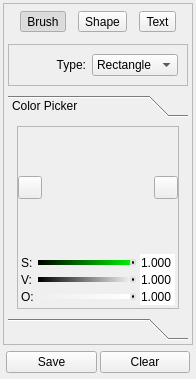
This is viewer/ui/paint_dock.ui in swillisart/Relic as Qt 5 draws it before an edit. The edited form follows.
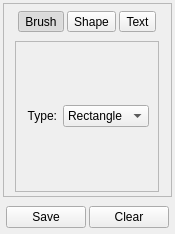
This is the edited form. Icons and pictures are not drawn. Custom widgets are drawn as their Qt base class.

Commit message: overhaul playback frame engine, support for MXF, paint dock nesting + style fixes, add frame handle visuals

The edit to the form file:
```diff
--- a/viewer/ui/paint_dock.ui
+++ b/viewer/ui/paint_dock.ui
@@ -6,21 +6,18 @@
    <rect>
     <x>0</x>
     <y>0</y>
-    <width>196</width>
-    <height>379</height>
+    <width>165</width>
+    <height>234</height>
    </rect>
   </property>
   <property name="features">
-   <set>QDockWidget::DockWidgetFloatable|QDockWidget::DockWidgetMovable</set>
+   <set>QDockWidget::NoDockWidgetFeatures</set>
   </property>
   <property name="windowTitle">
    <string>Annotate</string>
   </property>
   <widget class="QWidget" name="dockWidgetContents">
-   <layout class="QVBoxLayout" name="verticalLayout">
-    <property name="spacing">
-     <number>3</number>
-    </property>
+   <layout class="QGridLayout" name="gridLayout_3">
     <property name="leftMargin">
      <number>3</number>
     </property>
@@ -33,7 +30,40 @@
     <property name="bottomMargin">
      <number>3</number>
     </property>
-    <item>
+    <item row="1" column="0">
+     <layout class="QHBoxLayout" name="horizontalLayout_4">
+      <property name="spacing">
+       <number>3</number>
+      </property>
+      <property name="leftMargin">
+       <number>3</number>
+      </property>
+      <property name="topMargin">
+       <number>3</number>
+      </property>
+      <property name="rightMargin">
+       <number>3</number>
+      </property>
+      <property name="bottomMargin">
+       <number>3</number>
+      </property>
+      <item>
+       <widget class="QPushButton" name="saveButton">
+        <property name="text">
+         <string>Save</string>
+        </property>
+       </widget>
+      </item>
+      <item>
+       <widget class="QPushButton" name="clearButton">
+        <property name="text">
+         <string>Clear</string>
+        </property>
+       </widget>
+      </item>
+     </layout>
+    </item>
+    <item row="0" column="0">
      <widget class="QScrollArea" name="scrollArea">
       <property name="widgetResizable">
        <bool>true</bool>
@@ -46,14 +76,11 @@
         <rect>
          <x>0</x>
          <y>0</y>
-         <width>188</width>
-         <height>314</height>
+         <width>157</width>
+         <height>169</height>
         </rect>
        </property>
-       <layout class="QVBoxLayout" name="verticalLayout_2">
-        <property name="spacing">
-         <number>9</number>
-        </property>
+       <layout class="QGridLayout" name="gridLayout_4">
         <property name="leftMargin">
          <number>4</number>
         </property>
@@ -66,7 +93,7 @@
         <property name="bottomMargin">
          <number>4</number>
         </property>
-        <item>
+        <item row="0" column="0">
          <layout class="QHBoxLayout" name="horizontalLayout_2">
           <property name="spacing">
            <number>3</number>
@@ -163,7 +190,7 @@
           </item>
          </layout>
         </item>
-        <item>
+        <item row="1" column="0">
          <widget class="QFrame" name="shapeFrame">
           <property name="frameShape">
            <enum>QFrame::StyledPanel</enum>
@@ -212,435 +239,13 @@
           </layout>
          </widget>
         </item>
-        <item>
-         <widget class="QToolBox" name="toolBox">
-          <property name="currentIndex">
-           <number>0</number>
-          </property>
-          <property name="tabSpacing">
-           <number>0</number>
-          </property>
-          <widget class="QWidget" name="page">
-           <property name="geometry">
-            <rect>
-             <x>0</x>
-             <y>0</y>
-             <width>163</width>
-             <height>161</height>
-            </rect>
-           </property>
-           <attribute name="label">
-            <string>Color Picker</string>
-           </attribute>
-           <layout class="QVBoxLayout" name="verticalLayout_3">
-            <item>
-             <widget class="QFrame" name="pickerFrame">
-              <property name="frameShape">
-               <enum>QFrame::StyledPanel</enum>
-              </property>
-              <property name="frameShadow">
-               <enum>QFrame::Raised</enum>
-              </property>
-              <layout class="QVBoxLayout" name="verticalLayout_6">
-               <property name="spacing">
-                <number>3</number>
-               </property>
-               <property name="leftMargin">
-                <number>0</number>
-               </property>
-               <property name="topMargin">
-                <number>0</number>
-               </property>
-               <property name="rightMargin">
-                <number>0</number>
-               </property>
-               <property name="bottomMargin">
-                <number>0</number>
-               </property>
-               <item>
-                <layout class="QHBoxLayout" name="horizontalLayout">
-                 <property name="spacing">
-                  <number>3</number>
-                 </property>
-                 <property name="leftMargin">
-                  <number>0</number>
-                 </property>
-                 <property name="topMargin">
-                  <number>0</number>
-                 </property>
-                 <property name="rightMargin">
-                  <number>0</number>
-                 </property>
-                 <property name="bottomMargin">
-                  <number>0</number>
-                 </property>
-                 <item>
-                  <widget class="QToolButton" name="colorPaletteToolButton">
-                   <property name="text">
-                    <string/>
-                   </property>
-                   <property name="checkable">
-                    <bool>true</bool>
-                   </property>
-                  </widget>
-                 </item>
-                 <item>
-                  <widget class="ColorPickerGL" name="colorWheelGLView" native="true">
-                   <property name="sizePolicy">
-                    <sizepolicy hsizetype="MinimumExpanding" vsizetype="MinimumExpanding">
-                     <horstretch>0</horstretch>
-                     <verstretch>0</verstretch>
-                    </sizepolicy>
-                   </property>
-                   <property name="minimumSize">
-                    <size>
-                     <width>64</width>
-                     <height>64</height>
-                    </size>
-                   </property>
-                  </widget>
-                 </item>
-                 <item>
-                  <widget class="QToolButton" name="colorPickerToolButton">
-                   <property name="text">
-                    <string/>
-                   </property>
-                   <property name="checkable">
-                    <bool>true</bool>
-                   </property>
-                  </widget>
-                 </item>
-                </layout>
-               </item>
-               <item>
-                <layout class="QGridLayout" name="gridLayout">
-                 <property name="leftMargin">
-                  <number>3</number>
-                 </property>
-                 <property name="topMargin">
-                  <number>3</number>
-                 </property>
-                 <property name="rightMargin">
-                  <number>3</number>
-                 </property>
-                 <property name="bottomMargin">
-                  <number>3</number>
-                 </property>
-                 <property name="horizontalSpacing">
-                  <number>4</number>
-                 </property>
-                 <property name="verticalSpacing">
-                  <number>0</number>
-                 </property>
-                 <item row="5" column="0">
-                  <widget class="QLabel" name="opacityLabel">
-                   <property name="text">
-                    <string>O:</string>
-                   </property>
-                  </widget>
-                 </item>
-                 <item row="4" column="2">
-                  <widget class="QDoubleSpinBox" name="valueControl">
-                   <property name="frame">
-                    <bool>false</bool>
-                   </property>
-                   <property name="alignment">
-                    <set>Qt::AlignRight|Qt::AlignTrailing|Qt::AlignVCenter</set>
-                   </property>
-                   <property name="buttonSymbols">
-                    <enum>QAbstractSpinBox::NoButtons</enum>
-                   </property>
-                   <property name="prefix">
-                    <string/>
-                   </property>
-                   <property name="decimals">
-                    <number>3</number>
-                   </property>
-                   <property name="minimum">
-                    <double>0.000000000000000</double>
-                   </property>
-                   <property name="maximum">
-                    <double>1.000000000000000</double>
-                   </property>
-                   <property name="singleStep">
-                    <double>0.010000000000000</double>
-                   </property>
-                   <property name="value">
-                    <double>1.000000000000000</double>
-                   </property>
-                  </widget>
-                 </item>
-                 <item row="5" column="2">
-                  <widget class="QDoubleSpinBox" name="opacityControl">
-                   <property name="frame">
-                    <bool>false</bool>
-                   </property>
-                   <property name="alignment">
-                    <set>Qt::AlignRight|Qt::AlignTrailing|Qt::AlignVCenter</set>
-                   </property>
-                   <property name="buttonSymbols">
-                    <enum>QAbstractSpinBox::NoButtons</enum>
-                   </property>
-                   <property name="prefix">
-                    <string/>
-                   </property>
-                   <property name="decimals">
-                    <number>3</number>
-                   </property>
-                   <property name="maximum">
-                    <double>1.000000000000000</double>
-                   </property>
-                   <property name="singleStep">
-                    <double>0.010000000000000</double>
-                   </property>
-                   <property name="value">
-                    <double>1.000000000000000</double>
-                   </property>
-                  </widget>
-                 </item>
-                 <item row="4" column="0">
-                  <widget class="QLabel" name="valueLabel">
-                   <property name="text">
-                    <string>V:</string>
-                   </property>
-                  </widget>
-                 </item>
-                 <item row="5" column="1">
-                  <widget class="QSlider" name="opacitySlider">
-                   <property name="styleSheet">
-                    <string notr="true">QSlider::groove:horizontal {
-    background: qlineargradient(spread:pad, x1:0, y1:0, x2:1, y2:0, stop:0 rgba(0, 0, 0, 0), stop:1 rgba(255, 255, 255, 255));
-    padding-top: -6px;
-    padding-bottom: -6px;
-    margin-top: 5px;
-    margin-bottom: 5px;
-}
-QSlider::handle:horizontal {
-    background: rgb(0, 0, 0);
-    border: 2px solid rgb(225, 225, 225);
-    width: 2px;
-	border-radius: 3px;
-    padding-top: -6px;
-    padding-bottom: -6px;
-    margin-top: 5px;
-    margin-bottom: 5px;
-}</string>
-                   </property>
-                   <property name="maximum">
-                    <number>1000</number>
-                   </property>
-                   <property name="singleStep">
-                    <number>0</number>
-                   </property>
-                   <property name="pageStep">
-                    <number>0</number>
-                   </property>
-                   <property name="value">
-                    <number>1000</number>
-                   </property>
-                   <property name="orientation">
-                    <enum>Qt::Horizontal</enum>
-                   </property>
-                  </widget>
-                 </item>
-                 <item row="4" column="1">
-                  <widget class="QSlider" name="valueSlider">
-                   <property name="styleSheet">
-                    <string notr="true">QSlider::groove:horizontal {
-    background: qlineargradient(spread:pad, x1:0, y1:0, x2:1, y2:0, stop:0 rgba(0, 0, 0, 255), stop:1 rgba(255, 255, 255, 255));
-    padding-top: -6px;
-    padding-bottom: -6px;
-    margin-top: 5px;
-    margin-bottom: 5px;
-}
-QSlider::handle:horizontal {
-    background: rgb(0, 0, 0);
-    border: 2px solid rgb(225, 225, 225);
-    width: 2px;
-	border-radius: 3px;
-    padding-top: -6px;
-    padding-bottom: -6px;
-    margin-top: 5px;
-    margin-bottom: 5px;
-}
-
-</string>
-                   </property>
-                   <property name="maximum">
-                    <number>1000</number>
-                   </property>
-                   <property name="singleStep">
-                    <number>0</number>
-                   </property>
-                   <property name="pageStep">
-                    <number>0</number>
-                   </property>
-                   <property name="value">
-                    <number>1000</number>
-                   </property>
-                   <property name="sliderPosition">
-                    <number>1000</number>
-                   </property>
-                   <property name="orientation">
-                    <enum>Qt::Horizontal</enum>
-                   </property>
-                  </widget>
-                 </item>
-                 <item row="3" column="1">
-                  <widget class="QSlider" name="saturationSlider">
-                   <property name="styleSheet">
-                    <string notr="true">QSlider::groove:horizontal {
-    background: qlineargradient(spread:pad, x1:0, y1:0, x2:1, y2:0, stop:0 rgba(0, 0, 0, 255), stop:1 rgba(0, 255, 0, 255));
-    padding-top: -6px;
-    padding-bottom: -6px;
-    margin-top: 5px;
-    margin-bottom: 5px;
-}
-QSlider::handle:horizontal {
-    background: rgb(0, 0, 0);
-    border: 2px solid rgb(225, 225, 225);
-    width: 2px;
-	border-radius: 3px;
-    padding-top: -6px;
-    padding-bottom: -6px;
-    margin-top: 5px;
-    margin-bottom: 5px;
-}
-</string>
-                   </property>
-                   <property name="maximum">
-                    <number>1000</number>
-                   </property>
-                   <property name="singleStep">
-                    <number>0</number>
-                   </property>
-                   <property name="pageStep">
-                    <number>0</number>
-                   </property>
-                   <property name="value">
-                    <number>1000</number>
-                   </property>
-                   <property name="sliderPosition">
-                    <number>1000</number>
-                   </property>
-                   <property name="orientation">
-                    <enum>Qt::Horizontal</enum>
-                   </property>
-                  </widget>
-                 </item>
-                 <item row="3" column="0">
-                  <widget class="QLabel" name="saturationLabel">
-                   <property name="text">
-                    <string>S:</string>
-                   </property>
-                  </widget>
-                 </item>
-                 <item row="3" column="2">
-                  <widget class="QDoubleSpinBox" name="saturationControl">
-                   <property name="frame">
-                    <bool>false</bool>
-                   </property>
-                   <property name="alignment">
-                    <set>Qt::AlignRight|Qt::AlignTrailing|Qt::AlignVCenter</set>
-                   </property>
-                   <property name="buttonSymbols">
-                    <enum>QAbstractSpinBox::NoButtons</enum>
-                   </property>
-                   <property name="decimals">
-                    <number>3</number>
-                   </property>
-                   <property name="maximum">
-                    <double>1.000000000000000</double>
-                   </property>
-                   <property name="singleStep">
-                    <double>0.010000000000000</double>
-                   </property>
-                   <property name="value">
-                    <double>1.000000000000000</double>
-                   </property>
-                  </widget>
-                 </item>
-                </layout>
-               </item>
-              </layout>
-             </widget>
-            </item>
-           </layout>
-          </widget>
-          <widget class="QWidget" name="page_2">
-           <property name="geometry">
-            <rect>
-             <x>0</x>
-             <y>0</y>
-             <width>180</width>
-             <height>134</height>
-            </rect>
-           </property>
-           <property name="maximumSize">
-            <size>
-             <width>16777215</width>
-             <height>217</height>
-            </size>
-           </property>
-           <property name="font">
-            <font>
-             <pointsize>1</pointsize>
-            </font>
-           </property>
-           <attribute name="label">
-            <string/>
-           </attribute>
-          </widget>
-         </widget>
-        </item>
        </layout>
       </widget>
      </widget>
     </item>
-    <item>
-     <layout class="QHBoxLayout" name="horizontalLayout_4">
-      <property name="spacing">
-       <number>3</number>
-      </property>
-      <property name="leftMargin">
-       <number>3</number>
-      </property>
-      <property name="topMargin">
-       <number>3</number>
-      </property>
-      <property name="rightMargin">
-       <number>3</number>
-      </property>
-      <property name="bottomMargin">
-       <number>3</number>
-      </property>
-      <item>
-       <widget class="QPushButton" name="saveButton">
-        <property name="text">
-         <string>Save</string>
-        </property>
-       </widget>
-      </item>
-      <item>
-       <widget class="QPushButton" name="clearButton">
-        <property name="text">
-         <string>Clear</string>
-        </property>
-       </widget>
-      </item>
-     </layout>
-    </item>
    </layout>
   </widget>
  </widget>
- <customwidgets>
-  <customwidget>
-   <class>ColorPickerGL</class>
-   <extends>QWidget</extends>
-   <header location="global">..gl.color_picker.h</header>
-   <container>1</container>
-  </customwidget>
- </customwidgets>
  <resources>
   <include location="../resources.qrc"/>
  </resources>
```
Left out of the diff: 4 changed lines with no effect on the pictures. The commit also changes 15 other files.
